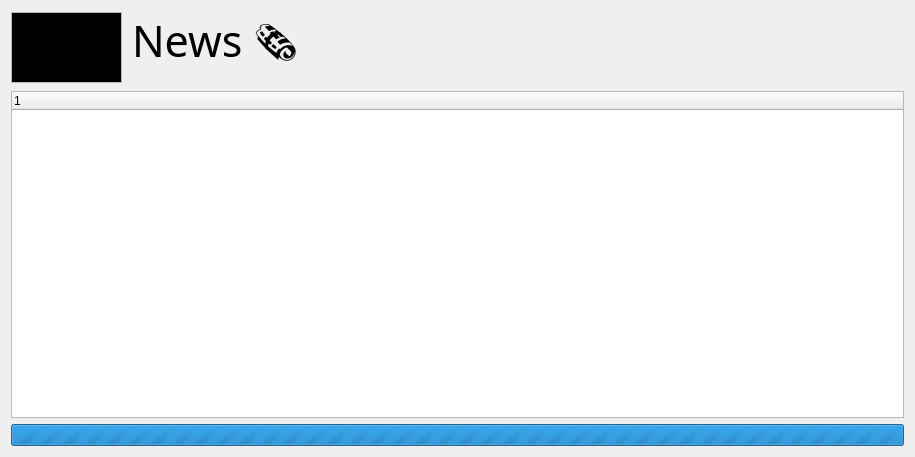
Old version of the form wikiLYNX/ui/news.ui in the repository flamboyantpenguin/wikilynx.
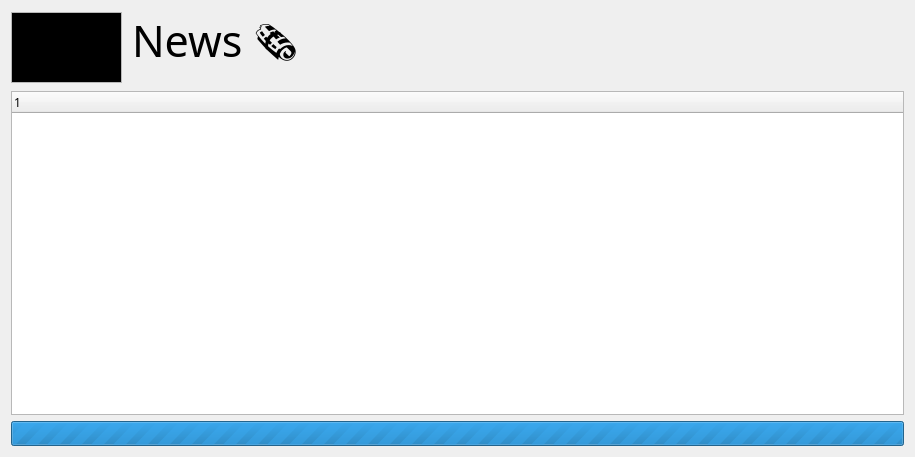
New version of the form. Icons and pictures are not drawn.

What changed in the file:
```diff
--- a/wikiLYNX/ui/news.ui
+++ b/wikiLYNX/ui/news.ui
@@ -13,6 +13,11 @@
     <height>457</height>
    </rect>
   </property>
+  <property name="font">
+   <font>
+    <family>Comfortaa</family>
+   </font>
+  </property>
   <property name="windowTitle">
    <string>News</string>
   </property>
```
Left out of the diff: 2 changed lines with no effect on the pictures.
